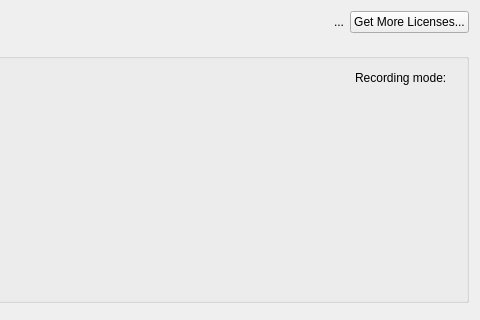
Above: client/src/ui/widgets/properties/camera_schedule_widget.ui from networkoptix/nx_open before the change; both pictures show x 477 to 957 and y 0 to 320 of the 957 by 528 pixel window. Below: the same form after it.
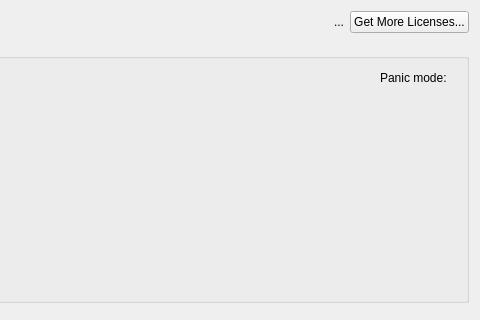
That is the form after the change. Custom widgets are drawn as their Qt base class.

Commit message:
Panic mode text in camera settings.
<==== Mercurial data ====>
Branch: master

```diff
--- a/client/src/ui/widgets/properties/camera_schedule_widget.ui
+++ b/client/src/ui/widgets/properties/camera_schedule_widget.ui
@@ -124,7 +124,7 @@
         <item>
          <widget class="QLabel" name="label_3">
           <property name="text">
-           <string>Recording mode: </string>
+           <string>Panic mode: </string>
           </property>
          </widget>
         </item>
```
Left out of the diff: 2 changed lines with no effect on the pictures. The commit also changes 1 other file.
